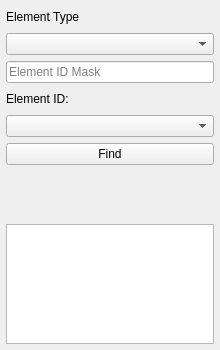
Old version of the form ui/qgisred_findElements_dock.ui in the repository Ingeniousware/QGISRed-BID.
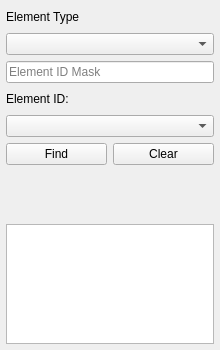
New version of the form. Custom widgets are drawn as their Qt base class.

Commit message: clear button

Patch:
```diff
--- a/ui/qgisred_findElements_dock.ui
+++ b/ui/qgisred_findElements_dock.ui
@@ -13,7 +13,7 @@
   <property name="minimumSize">
    <size>
     <width>220</width>
-    <height>320</height>
+    <height>325</height>
    </size>
   </property>
   <property name="maximumSize">
@@ -93,6 +93,8 @@
      </widget>
     </item>
     <item>
+     <layout class="QHBoxLayout" name="horizontalLayout">
+      <item>
      <widget class="QPushButton" name="btFind">
       <property name="sizePolicy">
        <sizepolicy hsizetype="Minimum" vsizetype="Fixed">
@@ -104,6 +106,15 @@
        <string>Find</string>
       </property>
      </widget>
+      </item>
+      <item>
+       <widget class="QPushButton" name="btClear">
+        <property name="text">
+         <string>Clear</string>
+        </property>
+       </widget>
+      </item>
+     </layout>
     </item>
     <item>
      <widget class="QLabel" name="labelFoundElement">
```
Lines whose indentation alone changed are shown as unchanged. The commit also changes 1 other file.
